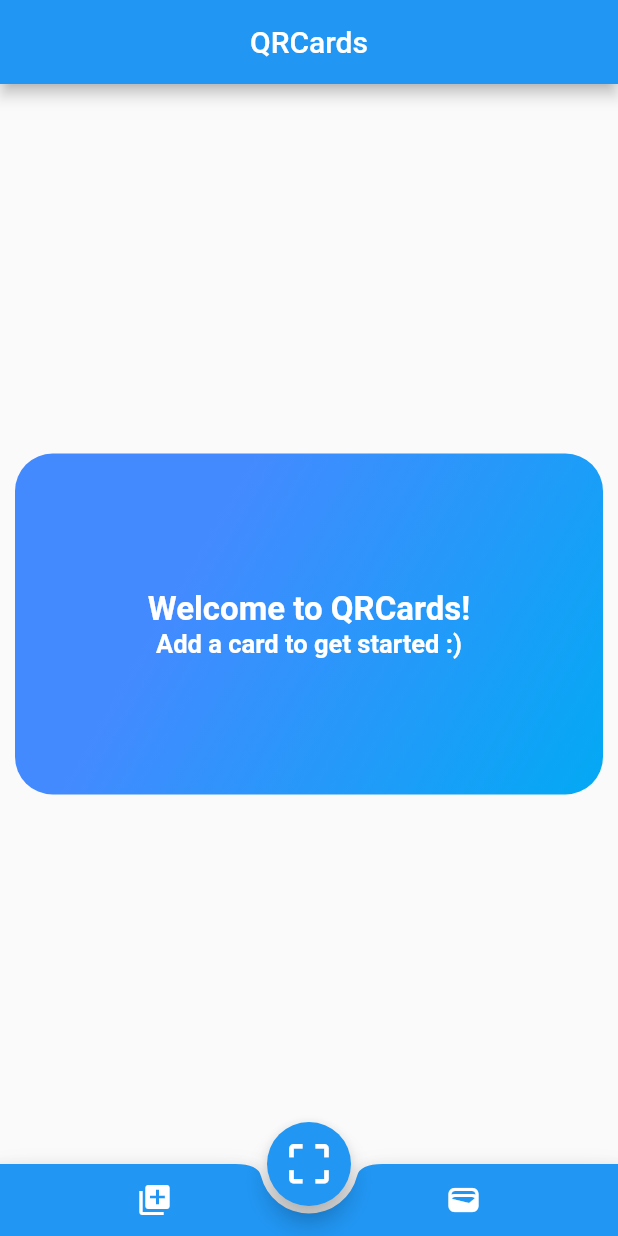
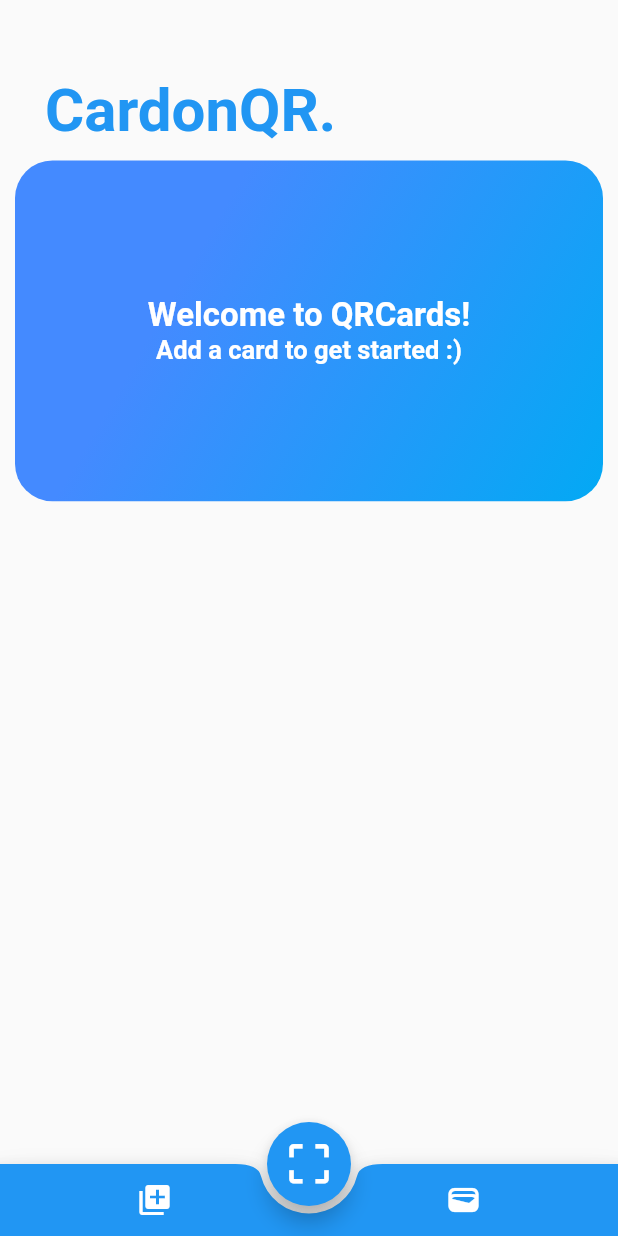
Before and after one commit to ElPlaso/Cardon, a Flutter app: the screen it shows once a user with an empty profile is signed in, on a phone screen of 412 x 824 dp. Run offline on Flutter 3.47's test engine with Material 2 defaults, Android fonts, the phone set to English and light mode, and no system bars; our stand-ins replace auto_size_text, carousel_slider, cloud_firestore, firebase_auth, firebase_core, flutter_dotenv and 4 more; missing offline and left inert: clickable_list_wheel_view, mobile_scanner, widgets_to_image; accounts and stored records are empty.

Commit message:
homepage: replace app bar with heading.
also change title.

```diff
--- a/lib/main.dart
+++ b/lib/main.dart
@@ -34,7 +34,7 @@ void main() async {
 }
 
 class MyApp extends StatelessWidget {
-  static const String title = 'QRCards';
+  static const String title = 'CardonQR.';
   const MyApp({super.key});
 
   @override
--- a/lib/pages/home.dart
+++ b/lib/pages/home.dart
@@ -31,19 +31,27 @@ class HomeState extends State<Home> {
 
   final scaffoldKey = GlobalKey<ScaffoldState>();
   @override
-  Widget build(BuildContext context) => Scaffold(
+  Widget build(BuildContext context) => SafeArea(
+      child: Scaffold(
           key: scaffoldKey,
-      appBar: AppBar(
-        title: const Text(MyApp.title),
-        centerTitle: true,
-      ),
           body: Center(
             child: Column(
-          mainAxisAlignment: MainAxisAlignment.center,
+              crossAxisAlignment: CrossAxisAlignment.start,
               children: [
+                Padding(
+                  padding: const EdgeInsets.only(left: 30, top: 50),
+                  child: Text(
+                    MyApp.title,
+                    style: TextStyle(
+                        color: Theme.of(context).colorScheme.primary,
+                        fontSize: 40,
+                        fontWeight: FontWeight.bold),
+                  ),
+                ),
                 context.watch<Cards>().isEmpty(true)
-                ? const HomeBanner(subheading: 'Add a card to get started :)')
-                : Carousel(),
+                    ? const HomeBanner(
+                        subheading: 'Add a card to get started :)')
+                    : const Carousel(),
               ],
             ),
           ),
@@ -53,10 +61,11 @@ class HomeState extends State<Home> {
               context,
               MaterialPageRoute(builder: (context) => const Scan()),
             ),
-        child:
-            const Icon(Icons.crop_free_outlined, size: 35), //icon inside button
+            child: const Icon(Icons.crop_free_outlined,
+                size: 35), //icon inside button
           ),
-      floatingActionButtonLocation: FloatingActionButtonLocation.centerDocked,
+          floatingActionButtonLocation:
+              FloatingActionButtonLocation.centerDocked,
           bottomNavigationBar: BottomAppBar(
             //bottom navigation bar on scaffold
             color: Colors.blue,
@@ -106,5 +115,5 @@ class HomeState extends State<Home> {
                         }),
               ],
             ),
-      ));
+          )));
 }
```
Lines whose indentation alone changed are shown as unchanged.
